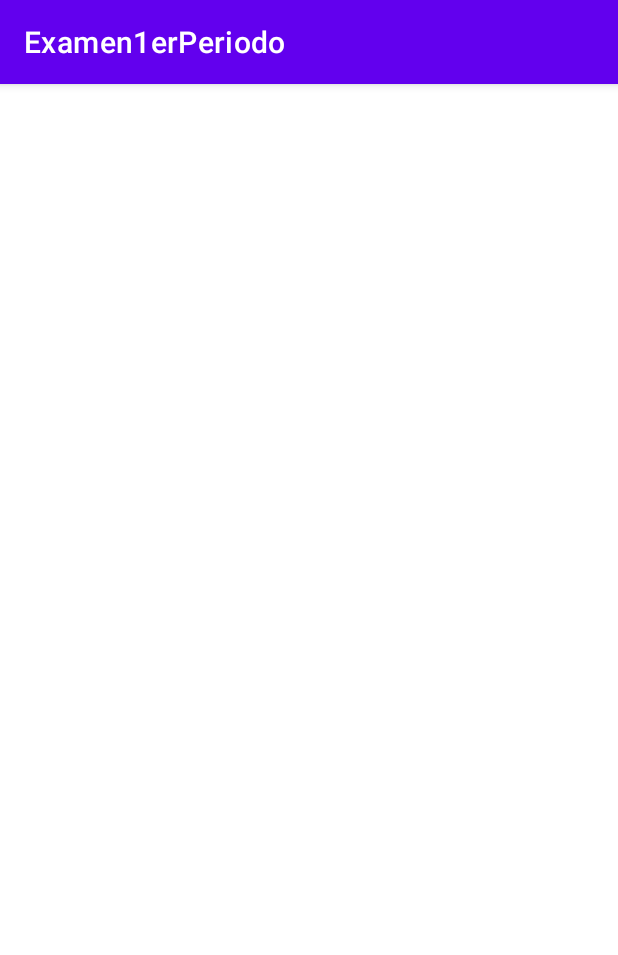
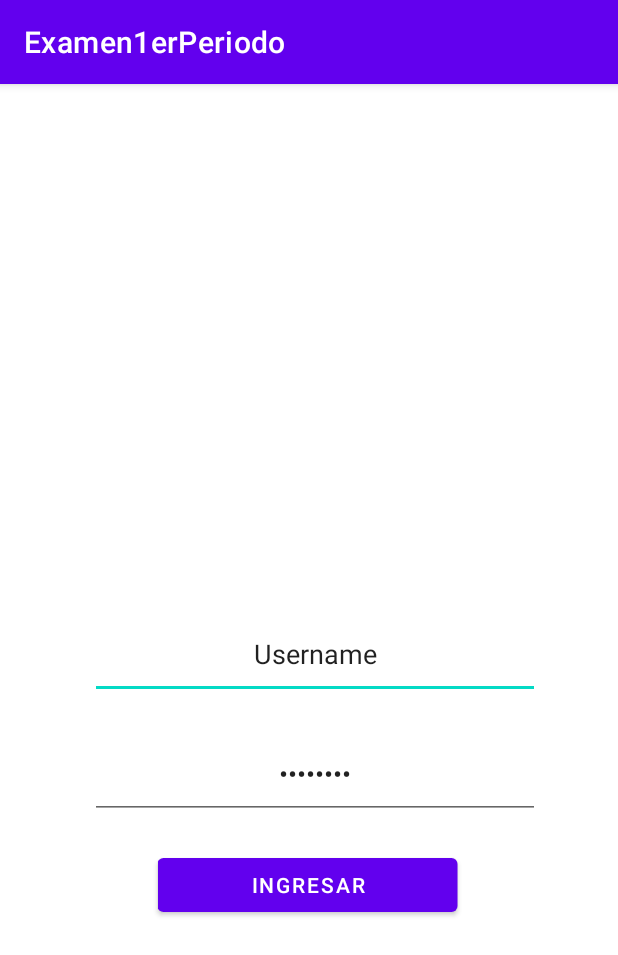
Before and after one commit to victormnevarezh/KotlinProjects, an Android app: the screen it shows after launch (MainActivity), on a phone screen of 412 x 824 dp. Shown: the top 955 px of the screen. Run offline under Robolectric (Android 15) with nearby library versions, the phone set to English and light mode, and no system bars; 1 statement that could not run was skipped.

Commit message:
Configuración de MainActivity para que funcione con sharedPreferences
Cambios al MainActivity
Cambios a la clase user incluyendo la variable Boolean Loged
Cambios a medias del FragmentLogIn

```diff
--- a/Examen1erPeriodo/app/src/main/java/com/example/examen1erperiodo/LogInFragment.kt
+++ b/Examen1erPeriodo/app/src/main/java/com/example/examen1erperiodo/LogInFragment.kt
@@ -5,7 +5,38 @@ import androidx.fragment.app.Fragment
 import android.view.LayoutInflater
 import android.view.View
 import android.view.ViewGroup
+import android.widget.Button
+import android.widget.EditText
+import android.widget.ImageView
 
 class LogInFragment : Fragment(R.layout.fragment_log_in) {
 
+    //Array
+    private lateinit var listUsers: Array<User>
+
+    //Image View
+    private lateinit var imgLogIn: ImageView
+
+    //Edit Text
+    private lateinit var editTextUser: EditText
+    private lateinit var editTextPassword: EditText
+
+    //Button
+    private lateinit var btnLogIn: Button
+
+    override fun onCreate(savedInstanceState: Bundle?) {
+        listUsers = requireArguments().getParcelableArray("listSended") as Array<User>
+
+        super.onCreate(savedInstanceState)
+    }
+
+    override fun onViewCreated(view: View, savedInstanceState: Bundle?) {
+        (activity as MainActivity?)?.savePreferences(listUsers)
+
+        imgLogIn = view.findViewById(R.id.imgLogIn)
+        editTextUser = view.findViewById(R.id.editTextUser)
+        editTextPassword = view.findViewById(R.id.editTextPassword)
+        btnLogIn = view.findViewById(R.id.btnLogIn)
+
+    }
 }
--- a/Examen1erPeriodo/app/src/main/java/com/example/examen1erperiodo/MainActivity.kt
+++ b/Examen1erPeriodo/app/src/main/java/com/example/examen1erperiodo/MainActivity.kt
@@ -1,11 +1,61 @@
 package com.example.examen1erperiodo
 
+import android.content.Context
+import android.content.SharedPreferences
 import androidx.appcompat.app.AppCompatActivity
 import android.os.Bundle
+import androidx.fragment.app.Fragment
+import com.squareup.moshi.Moshi
+import java.lang.Exception
 
 class MainActivity : AppCompatActivity() {
+
+    //List
+    private lateinit var listUsers: Array<User>
+
+    //SharedPreferences
+    private val KEY = "MY_PREFERENCES"
+    private val savingPreferences = "USER_PREFERENCES"
+    private lateinit var preferences: SharedPreferences
+    private val moshi = Moshi.Builder().build()
+
     override fun onCreate(savedInstanceState: Bundle?) {
         super.onCreate(savedInstanceState)
         setContentView(R.layout.activity_main)
+
+        preferences = getSharedPreferences(KEY, Context.MODE_PRIVATE)
+        listUsers = getSavedPreferences()
+
+        supportFragmentManager.beginTransaction().add(R.id.container, LogInFragment().apply {
+            arguments = Bundle().apply { putParcelableArray("listSended", listUsers)}
+        }).commit()
     }
+
+    fun replaceFragment(fragment: Fragment) {
+        supportFragmentManager.beginTransaction().apply {
+
+            setCustomAnimations(
+                R.anim.slide_in_left,
+                R.anim.slide_out_right,
+                R.anim.slide_in_right,
+                R.anim.slide_out_left)
+
+            replace(R.id.container, fragment)
+            addToBackStack(fragment.tag)
+            commit()
+        }
+    }
+
+    fun savePreferences (User: Array<User>?=null) {
+        preferences.edit().putString(savingPreferences,moshi.adapter(Array::class.java).toJson(listUsers)).apply()
+    }
+
+    fun getSavedPreferences() =
+        preferences.getString(savingPreferences, null)?.let{
+            return@let try {
+                moshi.adapter(User.users::class.java).fromJson(it)
+            }catch (e: Exception){
+                User.users
+            }
+        }?:User.users
 }
--- a/Examen1erPeriodo/app/src/main/java/com/example/examen1erperiodo/User.kt
+++ b/Examen1erPeriodo/app/src/main/java/com/example/examen1erperiodo/User.kt
@@ -9,7 +9,8 @@ import kotlinx.parcelize.Parcelize
 class User (
     var name: String,
     var type: Boolean,
-    var articles: Array<Article>
+    var articles: Array<Article>,
+    var loged: Boolean = false
         ) : Parcelable {
 
     companion object {
--- a/Examen1erPeriodo/app/src/main/res/layout/fragment_log_in.xml
+++ b/Examen1erPeriodo/app/src/main/res/layout/fragment_log_in.xml
@@ -40,7 +40,7 @@
         android:id="@+id/btnLogIn"
         android:layout_width="200dp"
         android:layout_height="wrap_content"
-        android:text="Button"
+        android:text="Ingresar"
         android:translationX="105dp"
         android:translationY="510dp" />
 </FrameLayout>
```
